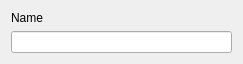
First picture: the form in Controls/Modules/ObjectModule/objectmodule.ui, repository VenMolom/GeometricModeling, before the edit.
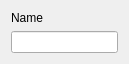
Second picture: the form after the edit.

What changed in the file:
```diff
--- a/Controls/Modules/ObjectModule/objectmodule.ui
+++ b/Controls/Modules/ObjectModule/objectmodule.ui
@@ -6,7 +6,7 @@
    <rect>
     <x>0</x>
     <y>0</y>
-    <width>243</width>
+    <width>129</width>
     <height>64</height>
    </rect>
   </property>
```
